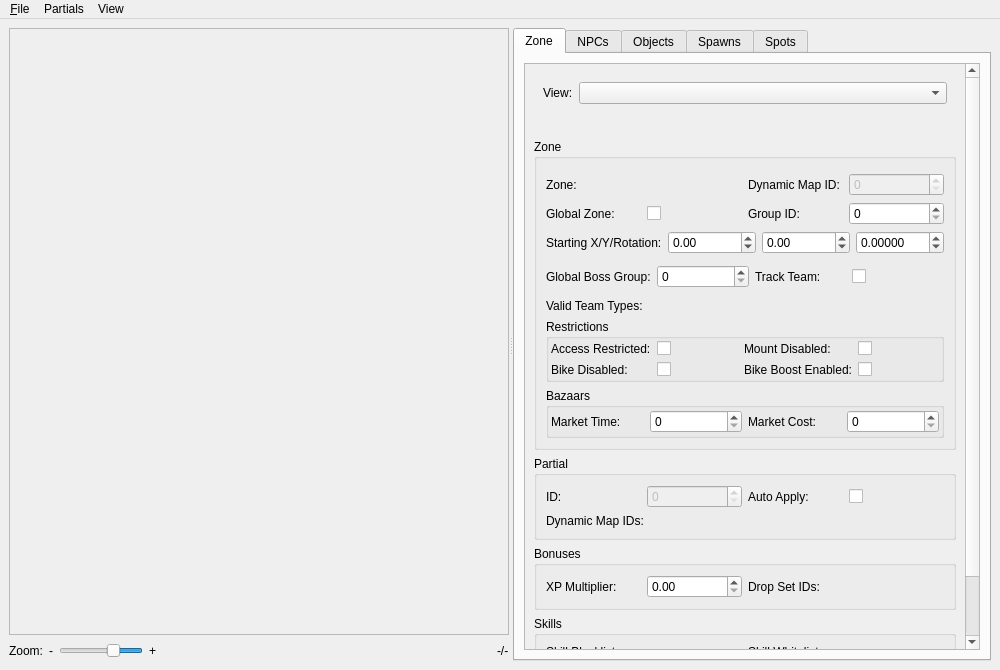
Qt form tools/cathedral/ui/ZoneWindow.ui (colpertac/comp_hack) before a commit.
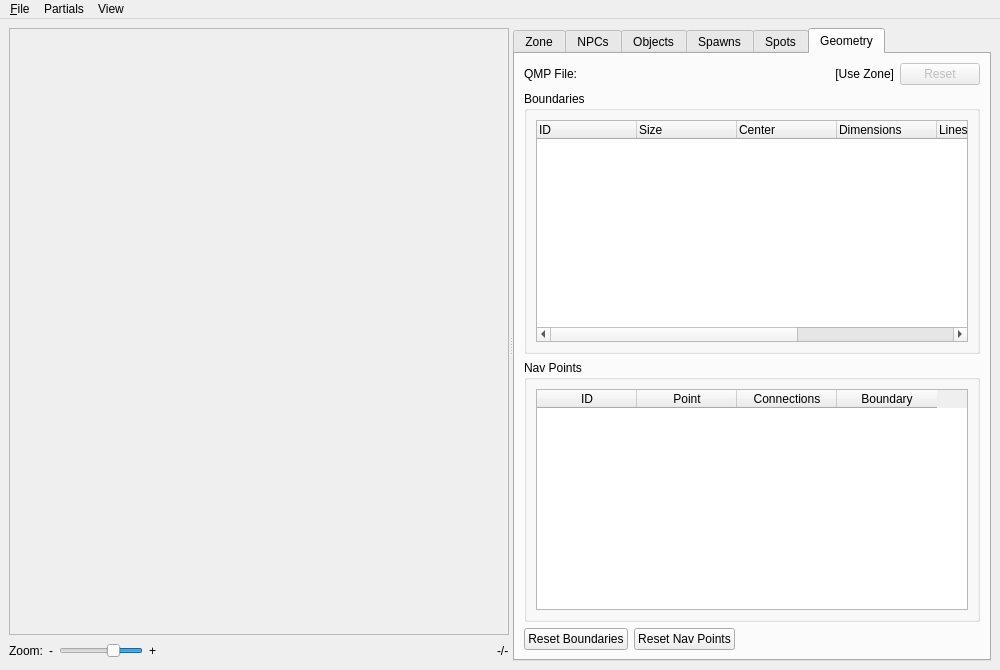
The same form after that commit. The open tabs and pages were chosen to show the change. Custom widgets are drawn as their Qt base class.

```diff
--- a/tools/cathedral/ui/ZoneWindow.ui
+++ b/tools/cathedral/ui/ZoneWindow.ui
@@ -905,6 +905,193 @@
          </item>
         </layout>
        </widget>
+       <widget class="QWidget" name="tabGeometry">
+        <attribute name="title">
+         <string>Geometry</string>
+        </attribute>
+        <layout class="QVBoxLayout" name="tabPathingLayout">
+         <item>
+          <layout class="QFormLayout" name="formPathing">
+           <item row="0" column="0">
+            <widget class="QLabel" name="lblQmpFile">
+             <property name="text">
+              <string>QMP File:</string>
+             </property>
+            </widget>
+           </item>
+           <item row="0" column="1">
+            <layout class="QHBoxLayout" name="layoutQmpFile">
+             <item>
+              <widget class="QLabel" name="lblCurrentQmpFile">
+               <property name="sizePolicy">
+                <sizepolicy hsizetype="Expanding" vsizetype="Preferred">
+                 <horstretch>0</horstretch>
+                 <verstretch>0</verstretch>
+                </sizepolicy>
+               </property>
+               <property name="text">
+                <string>[Use Zone]</string>
+               </property>
+               <property name="alignment">
+                <set>Qt::AlignRight|Qt::AlignTrailing|Qt::AlignVCenter</set>
+               </property>
+              </widget>
+             </item>
+             <item>
+              <widget class="QPushButton" name="btnQmpReset">
+               <property name="enabled">
+                <bool>false</bool>
+               </property>
+               <property name="text">
+                <string>Reset</string>
+               </property>
+              </widget>
+             </item>
+            </layout>
+           </item>
+          </layout>
+         </item>
+         <item>
+          <widget class="QGroupBox" name="grpBoundaries">
+           <property name="sizePolicy">
+            <sizepolicy hsizetype="Preferred" vsizetype="MinimumExpanding">
+             <horstretch>0</horstretch>
+             <verstretch>0</verstretch>
+            </sizepolicy>
+           </property>
+           <property name="title">
+            <string>Boundaries</string>
+           </property>
+           <layout class="QVBoxLayout" name="layoutBoundaries">
+            <item>
+             <widget class="QTreeWidget" name="treeBoundaries">
+              <property name="alternatingRowColors">
+               <bool>true</bool>
+              </property>
+              <column>
+               <property name="text">
+                <string>ID</string>
+               </property>
+              </column>
+              <column>
+               <property name="text">
+                <string>Size</string>
+               </property>
+              </column>
+              <column>
+               <property name="text">
+                <string>Center</string>
+               </property>
+              </column>
+              <column>
+               <property name="text">
+                <string>Dimensions</string>
+               </property>
+              </column>
+              <column>
+               <property name="text">
+                <string>Lines</string>
+               </property>
+              </column>
+              <column>
+               <property name="text">
+                <string>Nav Points</string>
+               </property>
+              </column>
+              <column>
+               <property name="text">
+                <string>Action</string>
+               </property>
+              </column>
+             </widget>
+            </item>
+           </layout>
+          </widget>
+         </item>
+         <item>
+          <widget class="QGroupBox" name="grpNavPoints">
+           <property name="sizePolicy">
+            <sizepolicy hsizetype="Preferred" vsizetype="MinimumExpanding">
+             <horstretch>0</horstretch>
+             <verstretch>0</verstretch>
+            </sizepolicy>
+           </property>
+           <property name="title">
+            <string>Nav Points</string>
+           </property>
+           <layout class="QVBoxLayout" name="layoutNavPoints">
+            <item>
+             <widget class="QTableWidget" name="tblNavPoints">
+              <property name="enabled">
+               <bool>true</bool>
+              </property>
+              <property name="editTriggers">
+               <set>QAbstractItemView::NoEditTriggers</set>
+              </property>
+              <column>
+               <property name="text">
+                <string>ID</string>
+               </property>
+              </column>
+              <column>
+               <property name="text">
+                <string>Point</string>
+               </property>
+              </column>
+              <column>
+               <property name="text">
+                <string>Connections</string>
+               </property>
+              </column>
+              <column>
+               <property name="text">
+                <string>Boundary</string>
+               </property>
+              </column>
+             </widget>
+            </item>
+           </layout>
+          </widget>
+         </item>
+         <item>
+          <layout class="QHBoxLayout" name="layoutQmpControls">
+           <item>
+            <widget class="QPushButton" name="btnQmpResetBoundaries">
+             <property name="enabled">
+              <bool>true</bool>
+             </property>
+             <property name="text">
+              <string>Reset Boundaries</string>
+             </property>
+            </widget>
+           </item>
+           <item>
+            <widget class="QPushButton" name="btnQmpResetNavPoints">
+             <property name="enabled">
+              <bool>true</bool>
+             </property>
+             <property name="text">
+              <string>Reset Nav Points</string>
+             </property>
+            </widget>
+           </item>
+           <item>
+            <spacer name="spacerQmpControls">
+             <property name="orientation">
+              <enum>Qt::Horizontal</enum>
+             </property>
+             <property name="sizeHint" stdset="0">
+              <size>
+               <width>40</width>
+               <height>20</height>
+              </size>
+             </property>
+            </spacer>
+           </item>
+          </layout>
+         </item>
+        </layout>
+       </widget>
       </widget>
      </widget>
     </item>
```
Left out of the diff: 37 changed lines with no effect on the pictures.
